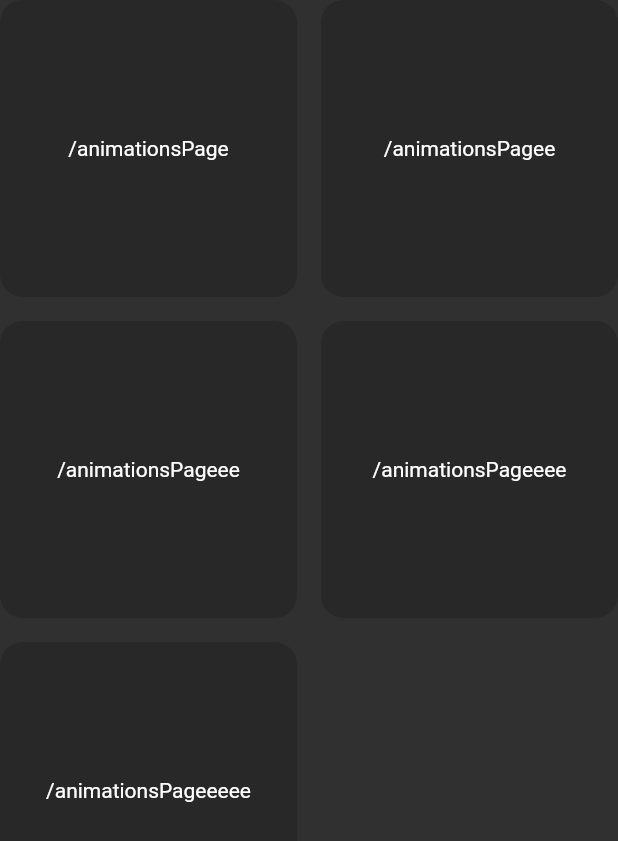
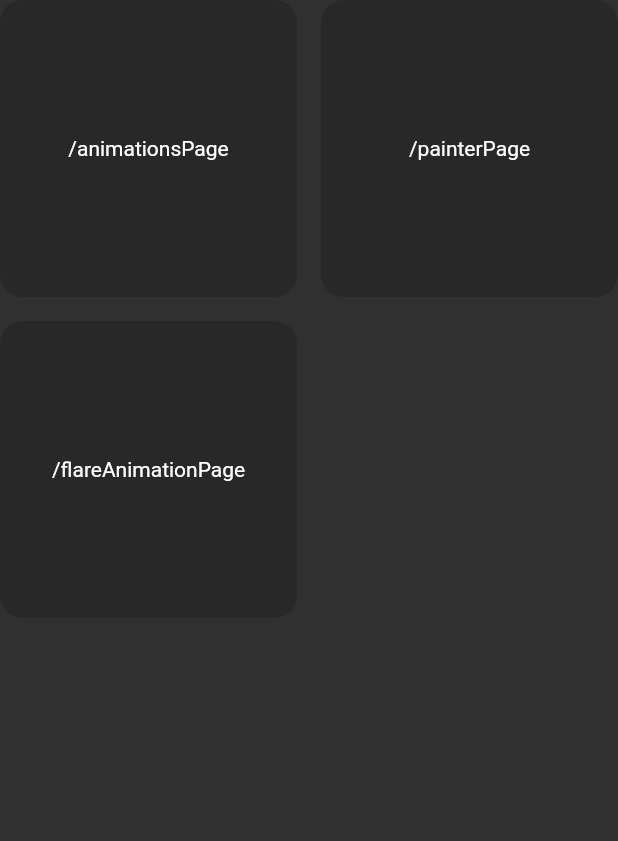
Before and after one commit to Clemalfroy/CheatBook, a Flutter app: the screen it shows after launch, on a phone screen of 412 x 824 dp. Shown: the top 841 px of the screen. Run offline on Flutter 3.47's test engine with Material 2 defaults, Android fonts, the phone set to English and light mode, and no system bars; our stand-ins replace flare_flutter.

Commit message:
router: Add routes for FlarePage and PaintPage

```diff
--- a/lib/src/router.dart
+++ b/lib/src/router.dart
@@ -1,12 +1,12 @@
 import 'package:flutter/material.dart';
+import 'package:flutter_cheatbook/src/PainterPage.dart';
 import 'package:flutter_cheatbook/src/animationsPage.dart';
+import 'package:flutter_cheatbook/src/flareAnimationPage.dart';
 import 'package:flutter_cheatbook/src/home_page.dart';
 
 final Map<String, WidgetBuilder> routes = {
-  "/" : (context) => HomePage(),
-  "/animationsPage" : (context) => AnimationsPage(),
-  "/animationsPagee" : (context) => AnimationsPage(),
-  "/animationsPageee" : (context) => AnimationsPage(),
-  "/animationsPageeee" : (context) => AnimationsPage(),
-  "/animationsPageeeee" : (context) => AnimationsPage(),
+  "/": (context) => HomePage(),
+  "/animationsPage": (context) => AnimationsPage(),
+  "/painterPage": (context) => PainterPage(),
+  "/flareAnimationPage": (context) => FlareAnimationPage(),
 };
```
